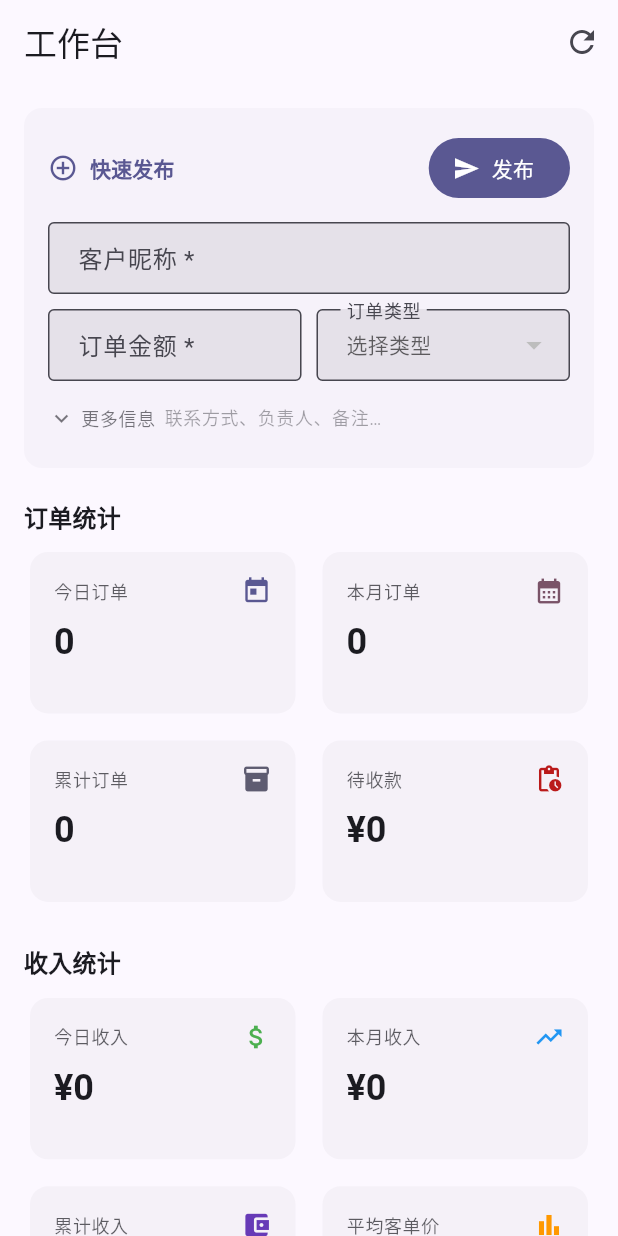
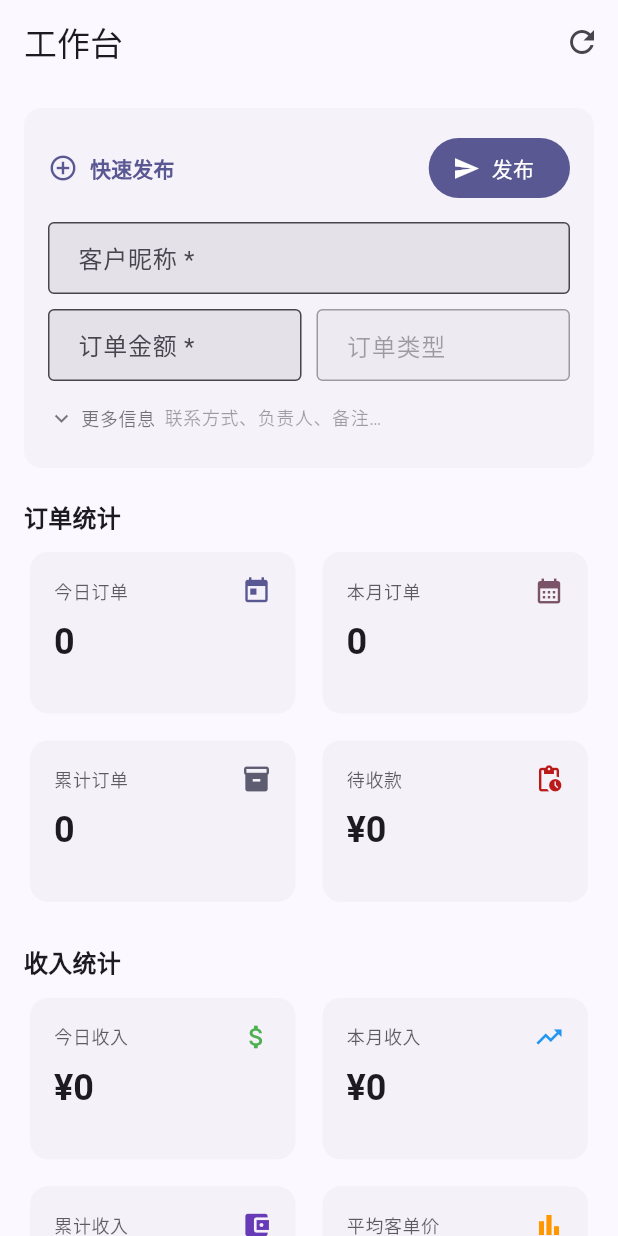
Before and after one commit to xuuutee/order-manager, a Flutter app: the DashboardPage screen opened directly, on a phone screen of 412 x 824 dp. Run offline on Flutter 3.47's test engine with Material 3 defaults, Android fonts, the phone set to English and light mode, and no system bars; our stand-ins replace fl_chart, supabase_flutter; accounts and stored records are empty.

Commit message:
Fix: remove full-page loading block, handle empty order types gracefully

```diff
--- a/lib/pages/dashboard_page.dart
+++ b/lib/pages/dashboard_page.dart
@@ -42,12 +42,45 @@ class _DashboardPageState extends State<DashboardPage> {
           ),
         ],
       ),
-      body: stats.isLoading
-          ? const LoadingIndicator(message: '加载中...')
-          : RefreshIndicator(
+      body: RefreshIndicator(
               onRefresh: () => stats.loadDashboard(),
               child: CustomScrollView(
                 slivers: [
+                  // 错误提示条
+                  if (stats.error != null)
+                    SliverToBoxAdapter(
+                      child: Container(
+                        margin: const EdgeInsets.fromLTRB(16, 8, 16, 0),
+                        padding: const EdgeInsets.symmetric(
+                            horizontal: 12, vertical: 10),
+                        decoration: BoxDecoration(
+                          color: theme.colorScheme.errorContainer,
+                          borderRadius: BorderRadius.circular(8),
+                        ),
+                        child: Row(
+                          children: [
+                            Icon(Icons.error_outline,
+                                size: 18,
+                                color: theme.colorScheme.error),
+                            const SizedBox(width: 8),
+                            Expanded(
+                              child: Text(
+                                stats.error!,
+                                style: theme.textTheme.bodySmall?.copyWith(
+                                  color: theme.colorScheme.onErrorContainer,
+                                ),
+                              ),
+                            ),
+                            TextButton(
+                              onPressed: () => stats.loadDashboard(),
+                              child: const Text('重试'),
+                            ),
+                          ],
+                        ),
+                      ),
+                    ),
+
+                  // 主要内容
                   SliverPadding(
                     padding: const EdgeInsets.all(16),
                     sliver: SliverList(
--- a/lib/pages/order_form_page.dart
+++ b/lib/pages/order_form_page.dart
@@ -145,7 +145,16 @@ class _OrderFormPageState extends State<OrderFormPage> {
                 ),
                 const SizedBox(width: 12),
                 Expanded(
-                  child: DropdownButtonFormField<String>(
+                  child: orderTypes.isEmpty
+                      ? TextFormField(
+                          enabled: false,
+                          decoration: InputDecoration(
+                            labelText: '订单类型',
+                            hintText: '暂无可用类型',
+                            border: OutlineInputBorder(),
+                          ),
+                        )
+                      : DropdownButtonFormField<String>(
                           value: _orderTypeId,
                           decoration: const InputDecoration(
                             labelText: '订单类型',
@@ -156,10 +165,12 @@ class _OrderFormPageState extends State<OrderFormPage> {
                           items: orderTypes.map((t) {
                             return DropdownMenuItem(
                               value: t.id,
-                        child: Text(t.name, overflow: TextOverflow.ellipsis),
+                              child: Text(t.name,
+                                  overflow: TextOverflow.ellipsis),
                             );
                           }).toList(),
-                    onChanged: (v) => setState(() => _orderTypeId = v),
+                          onChanged: (v) =>
+                              setState(() => _orderTypeId = v),
                         ),
                 ),
               ],
--- a/lib/widgets/quick_create_card.dart
+++ b/lib/widgets/quick_create_card.dart
@@ -149,22 +149,35 @@ class _QuickCreateCardState extends State<QuickCreateCard> {
                   ),
                   const SizedBox(width: 10),
                   Expanded(
-                    child: DropdownButtonFormField<String>(
+                    child: orderTypes.isEmpty
+                        ? TextFormField(
+                            enabled: false,
+                            decoration: InputDecoration(
+                              labelText: '订单类型',
+                              hintText: '暂无可用类型',
+                              border: OutlineInputBorder(),
+                              isDense: true,
+                            ),
+                          )
+                        : DropdownButtonFormField<String>(
                             value: _orderTypeId,
                             decoration: const InputDecoration(
                               labelText: '订单类型',
                               border: OutlineInputBorder(),
                               isDense: true,
                             ),
-                      hint: const Text('选择类型', style: TextStyle(fontSize: 14)),
+                            hint: const Text('选择类型',
+                                style: TextStyle(fontSize: 14)),
                             isExpanded: true,
                             items: orderTypes.map((t) {
                               return DropdownMenuItem(
                                 value: t.id,
-                          child: Text(t.name, overflow: TextOverflow.ellipsis),
+                                child: Text(t.name,
+                                    overflow: TextOverflow.ellipsis),
                               );
                             }).toList(),
-                      onChanged: (v) => setState(() => _orderTypeId = v),
+                            onChanged: (v) =>
+                                setState(() => _orderTypeId = v),
                           ),
                   ),
                 ],
```
Lines whose indentation alone changed are shown as unchanged.
